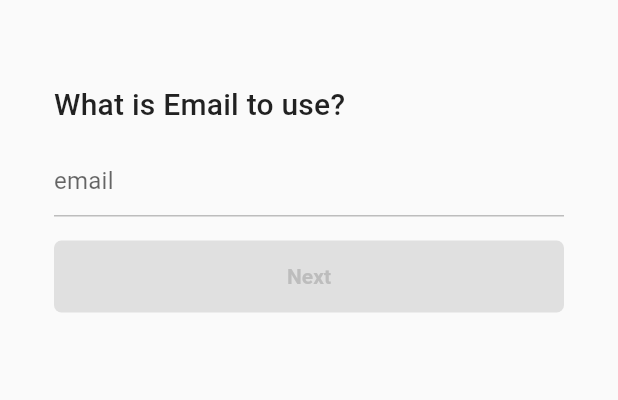
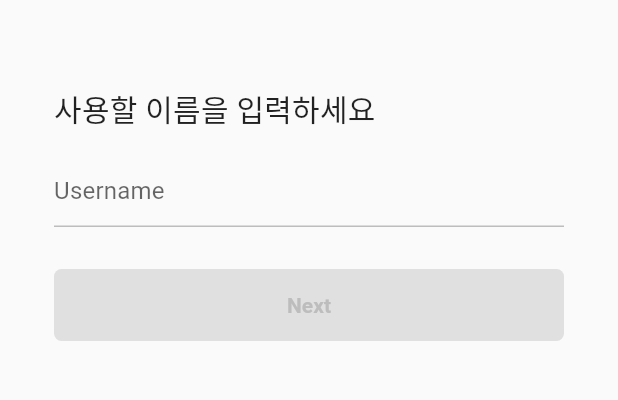
Before and after one commit to seung-ju-kim/mini_gym, a Flutter app: the screen it shows after launch, after a tap on "Sign Up with Email & Password", on a phone screen of 412 x 824 dp, the part 58-458 px from its top. Run offline on Flutter 3.47's test engine with Material 2 defaults, Android fonts, the phone set to English and light mode, and no system bars; our stand-ins replace cloud_firestore, firebase_auth, firebase_core, font_awesome_flutter, go_router, google_fonts and 1 more; accounts and stored records are empty.

Commit message:
fix: navigation api => GoRouter

```diff
--- a/lib/features/authentication/email_screen.dart
+++ b/lib/features/authentication/email_screen.dart
@@ -5,9 +5,18 @@ import 'package:minigym/features/authentication/password_screen.dart';
 import 'package:minigym/features/authentication/widgets/form_button.dart';
 import 'package:minigym/generated/l10n.dart';
 
+class EmailScreenArgs {
+  final String username;
+
+  EmailScreenArgs({required this.username});
+}
+
 class EmailScreen extends StatefulWidget {
+  final String username;
+
   const EmailScreen({
     super.key,
+    required this.username,
   });
 
   @override
@@ -79,7 +88,7 @@ class _EmailScreenState extends State<EmailScreen> {
             children: [
               Gaps.v40,
               Text(
-                S.of(context).whatIsYourEmail,
+                "${widget.username} ${S.of(context).whatIsYourEmail}",
                 style: Theme.of(context).textTheme.titleLarge,
               ),
               Gaps.v16,
--- a/lib/features/authentication/signup_screen.dart
+++ b/lib/features/authentication/signup_screen.dart
@@ -1,29 +1,20 @@
 import 'package:flutter/material.dart';
 import 'package:font_awesome_flutter/font_awesome_flutter.dart';
+import 'package:go_router/go_router.dart';
 import 'package:minigym/constants/gaps.dart';
 import 'package:minigym/constants/sizes.dart';
-import 'package:minigym/features/authentication/email_screen.dart';
-import 'package:minigym/features/authentication/login_screen.dart';
 import 'package:minigym/features/authentication/widgets/auth_button.dart';
 import 'package:minigym/generated/l10n.dart';
 
 class SignupScreen extends StatelessWidget {
   const SignupScreen({super.key});
 
-  void _onLoginTap(BuildContext context) {
-    Navigator.of(context).push(
-      MaterialPageRoute(
-        builder: (context) => const LoginScreen(),
-      ),
-    );
+  void _onLoginTap(BuildContext context) async {
+    context.pushNamed("login_screen");
   }
 
-  void _onEmailTap(BuildContext context) {
-    Navigator.of(context).push(
-      MaterialPageRoute(
-        builder: (context) => const EmailScreen(),
-      ),
-    );
+  void _onEmailPasswordTap(BuildContext context) {
+    context.pushNamed("username_screen");
   }
 
   @override
@@ -53,14 +44,14 @@ class SignupScreen extends StatelessWidget {
               AuthButton(
                 icon: const FaIcon(FontAwesomeIcons.user),
                 text: S.of(context).signUpWithEmailAndPassword,
-                action: () => _onEmailTap(context),
+                action: () => _onEmailPasswordTap(context),
               ),
-              Gaps.v16,
-              AuthButton(
-                icon: const FaIcon(FontAwesomeIcons.apple),
-                text: S.of(context).signUpWithApple,
-                action: () => _onEmailTap(context),
-              ),
+              // Gaps.v16,
+              // AuthButton(
+              //   icon: const FaIcon(FontAwesomeIcons.apple),
+              //   text: S.of(context).signUpWithApple,
+              //   action: () => _onEmailPasswordTap(context),
+              // ),
             ],
           ),
         ),
--- /dev/null
+++ b/lib/features/authentication/username_screen.dart
@@ -0,0 +1,94 @@
+import 'package:flutter/material.dart';
+import 'package:go_router/go_router.dart';
+import 'package:minigym/constants/gaps.dart';
+import 'package:minigym/constants/sizes.dart';
+import 'package:minigym/features/authentication/email_screen.dart';
+import 'package:minigym/features/authentication/widgets/form_button.dart';
+import 'package:minigym/generated/l10n.dart';
+
+class UsernameScreen extends StatefulWidget {
+  const UsernameScreen({super.key});
+
+  @override
+  State<UsernameScreen> createState() => _UsernameScreenState();
+}
+
+class _UsernameScreenState extends State<UsernameScreen> {
+  final TextEditingController _usernameController = TextEditingController();
+
+  String _username = "";
+
+  @override
+  void initState() {
+    super.initState();
+    _usernameController.addListener(() {
+      setState(() {
+        _username = _usernameController.text;
+      });
+    });
+  }
+
+  @override
+  void dispose() {
+    _usernameController.dispose();
+    super.dispose();
+  }
+
+  void _onNextTap() {
+    if (_username.isEmpty) return;
+    context.pushNamed(
+      "email_screen",
+      extra: EmailScreenArgs(username: _username),
+    );
+  }
+
+  @override
+  Widget build(BuildContext context) {
+    return Scaffold(
+      appBar: AppBar(
+        title: Text(
+          S.of(context).signup,
+        ),
+      ),
+      body: Padding(
+        padding: const EdgeInsets.symmetric(
+          horizontal: Sizes.size36,
+        ),
+        child: Column(
+          crossAxisAlignment: CrossAxisAlignment.start,
+          children: [
+            Gaps.v40,
+            Text(
+              S.of(context).createUsername,
+              style: Theme.of(context).textTheme.titleLarge,
+            ),
+            Gaps.v16,
+            TextField(
+              controller: _usernameController,
+              decoration: InputDecoration(
+                hintText: S.of(context).username,
+                enabledBorder: UnderlineInputBorder(
+                  borderSide: BorderSide(
+                    color: Colors.grey.shade400,
+                  ),
+                ),
+                focusedBorder: UnderlineInputBorder(
+                  borderSide: BorderSide(
+                    color: Colors.grey.shade400,
+                  ),
+                ),
+              ),
+              cursorColor: Theme.of(context).primaryColor,
+            ),
+            Gaps.v28,
+            GestureDetector(
+              onTap: _onNextTap,
+              child: FormButton(
+                  text: S.of(context).next, disabled: _username.isEmpty),
+            ),
+          ],
+        ),
+      ),
+    );
+  }
+}
--- a/lib/l10n/intl_en.arb
+++ b/lib/l10n/intl_en.arb
@@ -11,7 +11,7 @@
     "loginWithApple": "Login with Apple",
     "dontHaveAnAccount": "Don't you have an account yet?",
     "signup": "Sign Up",
-    "whatIsYourEmail": "What is Email to use?",
+    "whatIsYourEmail": ", What is Email to use?",
     "email": "email",
     "next": "Next",
     "password": "password",
@@ -23,5 +23,7 @@
     "emailAlreadyInUse": "Email is already in use",
     "emailIsNotValid": "Email is Not valid",
     "notRegisteredEmail": "Email is not registered",
-    "wrongPassword": "Wrong password"
+    "wrongPassword": "Wrong password",
+    "createUsername": "사용할 이름을 입력하세요",
+    "username": "Username"
 }
--- a/lib/l10n/intl_ko.arb
+++ b/lib/l10n/intl_ko.arb
@@ -11,7 +11,7 @@
     "loginWithApple": "Apple 로그인",
     "dontHaveAnAccount": "아직 계정이 없으신가요?",
     "signup": "회원가입",
-  "whatIsYourEmail": "사용할 이메일은 무엇인가요?",
+    "whatIsYourEmail": "님이 사용할 이메일은 무엇인가요?",
     "email": "이메일",
     "next": "다음",
     "password": "비밀번호",
@@ -23,5 +23,7 @@
     "emailAlreadyInUse": "이미 사용중인 이메일입니다.",
     "emailIsNotValid": "이메일 형식이 유효하지 않습니다.",
     "notRegisteredEmail": "등록된 이메일이 아닙니다",
-  "wrongPassword": "잘못된 비밀번호 입니다"
+    "wrongPassword": "잘못된 비밀번호 입니다",
+    "createUsername": "사용할 이름을 입력하세요",
+    "username": "이름"
 }
--- a/lib/main.dart
+++ b/lib/main.dart
@@ -1,14 +1,12 @@
-import 'package:firebase_auth/firebase_auth.dart';
 import 'package:firebase_core/firebase_core.dart';
 import 'package:flutter/material.dart';
 import 'package:flutter/services.dart';
 import 'package:flutter_localizations/flutter_localizations.dart';
 import 'package:google_fonts/google_fonts.dart';
 import 'package:minigym/constants/sizes.dart';
-import 'package:minigym/features/authentication/signup_screen.dart';
-import 'package:minigym/features/navigation/main_navigation_screen.dart';
 import 'package:minigym/firebase_options.dart';
 import 'package:minigym/generated/l10n.dart';
+import 'package:minigym/router.dart';
 
 void main() async {
   // Flutter engine과 framework를 묶는 접착제를 앱을 실행하기 전에 초기화
@@ -36,8 +34,8 @@ class MiniGymApp extends StatelessWidget {
 
   @override
   Widget build(BuildContext context) {
-    S.load(const Locale("en"));
-    return MaterialApp(
+    return MaterialApp.router(
+      routerConfig: router,
       debugShowCheckedModeBanner: false,
       title: 'Mini Gym',
       localizationsDelegates: const [
@@ -148,16 +146,6 @@ class MiniGymApp extends StatelessWidget {
           backgroundColor: Colors.black,
         ),
       ),
-      home: StreamBuilder(
-        stream: FirebaseAuth.instance.authStateChanges(),
-        builder: (context, snapshot) {
-          if (snapshot.hasData) {
-            return const MainNavigationScreen();
-          } else {
-            return const SignupScreen();
-          }
-        },
-      ),
     );
   }
 }
--- /dev/null
+++ b/lib/router.dart
@@ -0,0 +1,83 @@
+import 'package:flutter/material.dart';
+import 'package:go_router/go_router.dart';
+import 'package:minigym/features/authentication/email_screen.dart';
+import 'package:minigym/features/authentication/login_form_screen.dart';
+import 'package:minigym/features/authentication/login_screen.dart';
+import 'package:minigym/features/authentication/signup_screen.dart';
+import 'package:minigym/features/authentication/username_screen.dart';
+import 'package:minigym/features/navigation/main_navigation_screen.dart';
+
+final router = GoRouter(
+  routes: [
+    // 회원가입
+    GoRoute(
+        name: "signup_screen",
+        path: "/",
+        builder: (context, state) => const SignupScreen(),
+        routes: [
+          GoRoute(
+              name: "username_screen",
+              path: "username",
+              pageBuilder: (context, state) {
+                return CustomTransitionPage(
+                  child: const UsernameScreen(),
+                  transitionsBuilder:
+                      (context, animation, secondaryAnimation, child) {
+                    return FadeTransition(
+                      opacity: animation,
+                      child: ScaleTransition(
+                        scale: animation,
+                        child: child,
+                      ),
+                    );
+                  },
+                );
+              },
+              routes: [
+                GoRoute(
+                  name: "email_screen",
+                  path: "email",
+                  builder: (context, state) {
+                    final args = state.extra as EmailScreenArgs;
+                    return EmailScreen(username: args.username);
+                  },
+                ),
+              ]),
+        ]),
+
+    // 로그인
+    GoRoute(
+      name: "login_screen",
+      path: "/login",
+      builder: (context, state) => const LoginScreen(),
+      routes: [
+        GoRoute(
+          name: "login_form_screen",
+          path: "email",
+          pageBuilder: (context, state) {
+            return CustomTransitionPage(
+              child: const LoginFormScreen(),
+              transitionsBuilder:
+                  (context, animation, secondaryAnimation, child) {
+                return FadeTransition(
+                  opacity: animation,
+                  child: ScaleTransition(
+                    scale: animation,
+                    child: child,
+                  ),
+                );
+              },
+            );
+          },
+        ),
+      ],
+    ),
+
+    // 루틴
+    GoRoute(
+      name: "main_screen",
+      path: "/main",
+      builder: (context, state) => const MainNavigationScreen(),
+    ),
+  ],
+);
```
Also changed, not shown: lib/features/authentication/login_form_screen.dart (+5 -8 lines), lib/features/authentication/login_screen.dart (+9 -14 lines), lib/features/authentication/password_screen.dart (+10 -16 lines), pubspec.yaml (+25 -22 lines), lib/generated/intl/messages_en.dart, lib/generated/intl/messages_ko.dart, lib/generated/l10n.dart, pubspec.lock. Lines whose indentation alone changed are shown as unchanged.
